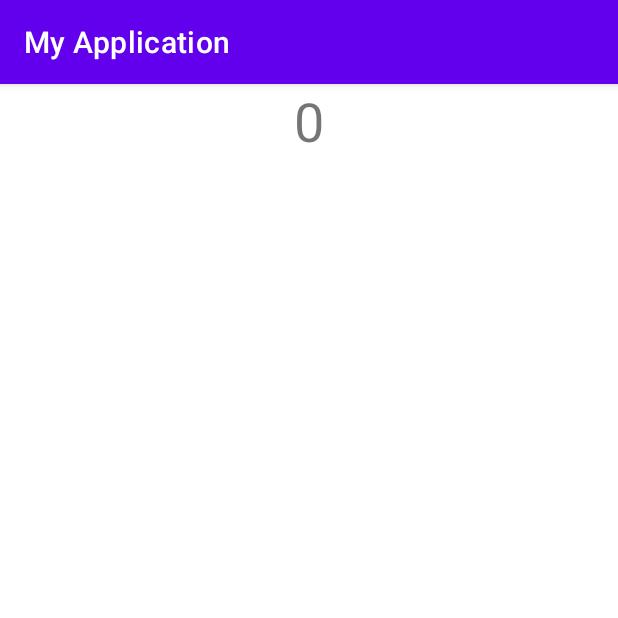
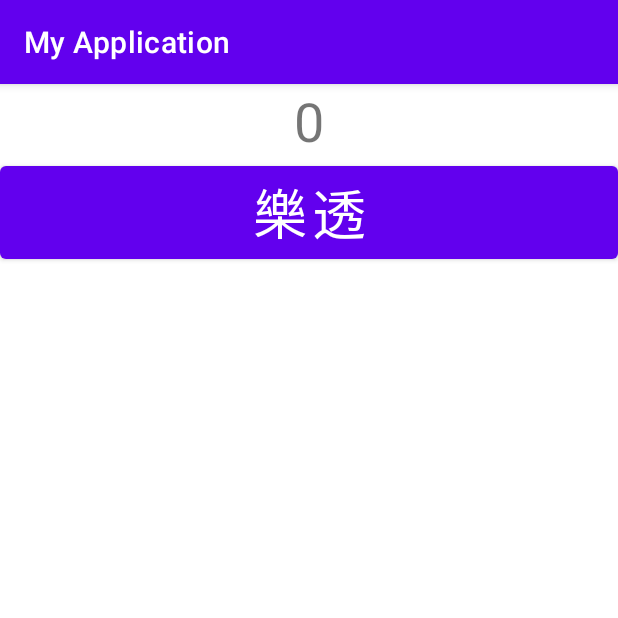
Before and after one commit to stellaying789/Count20230320, an Android app: the screen it shows after launch (MainActivity), on a phone screen of 412 x 824 dp, the top half of it. Run offline under Robolectric (Android 15) with nearby library versions, the phone set to English and light mode, and no system bars.

Commit message:
加入樂透功能

```diff
--- a/app/src/main/java/com/example/myapplication/MainActivity.kt
+++ b/app/src/main/java/com/example/myapplication/MainActivity.kt
@@ -2,6 +2,7 @@ package com.example.myapplication
 
 import androidx.appcompat.app.AppCompatActivity
 import android.os.Bundle
+import android.view.View
 import android.widget.TextView
 
 class MainActivity : AppCompatActivity() {
@@ -15,4 +16,10 @@ class MainActivity : AppCompatActivity() {
 
 
     }
+
+    fun happy(v: View){
+        var txv: TextView = findViewById(R.id.txv)
+        txv.text = (1..100).random().toString()
+
+    }
 }
--- a/app/src/main/res/layout/activity_main.xml
+++ b/app/src/main/res/layout/activity_main.xml
@@ -18,4 +18,12 @@
         android:textSize="36sp"
         />
 
+    <Button
+        android:id="@+id/btn"
+        android:layout_width="match_parent"
+        android:layout_height="wrap_content"
+        android:onClick="happy"
+        android:text="樂透"
+        android:textSize="36sp" />
+
 </LinearLayout>
```
